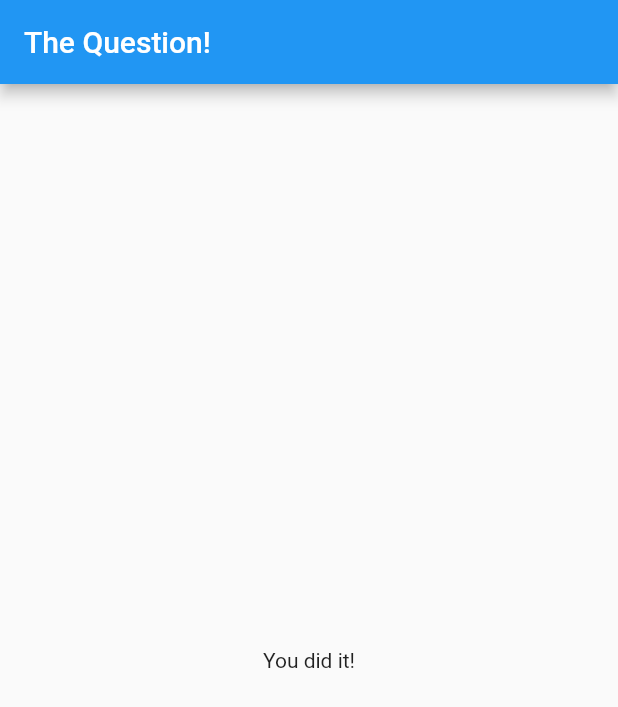
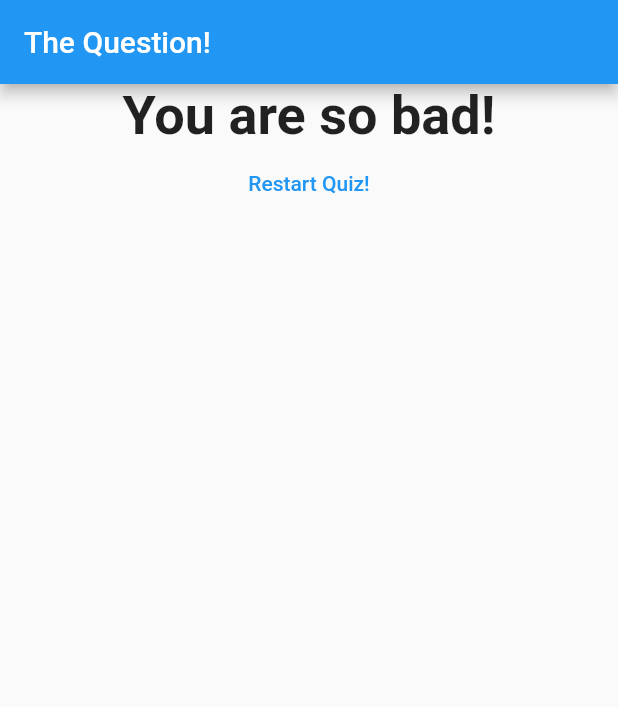
Before and after one commit to sinjikoro/flutter_complate_guide, a Flutter app: the screen it shows after launch, after a tap on "White", after a tap on "Dog", after a tap on "NipponHum", on a phone screen of 412 x 824 dp. Shown: the top 707 px of the screen. Run offline on Flutter 3.47's test engine with Material 2 defaults, Android fonts, the phone set to English and light mode, and no system bars.

Commit message:
55.Resetting the Quiz

```diff
--- a/lib/main.dart
+++ b/lib/main.dart
@@ -14,24 +14,50 @@ class _MyAppState extends State<MyApp> {
   final questions = const [
     {
       'questionText': 'Whar\'s your favorite color?',
-      'answers': ['White', 'Red', 'Blue', 'Green']
+      'answers': [
+        {'text': 'White', 'score': 10},
+        {'text': 'Red', 'score': 5},
+        {'text': 'Blue', 'score': 3},
+        {'text': 'Green', 'score': 1},
+      ]
     },
     {
       'questionText': 'Whar\'s your favorite animal?',
-      'answers': ['Cat', 'Dog', 'Fish', 'Lion']
+      'answers': [
+        {'text': 'Cat', 'score': 3},
+        {'text': 'Dog', 'score': 10},
+        {'text': 'Fish', 'score': 1},
+        {'text': 'Lion', 'score': 5},
+      ]
     },
     {
       'questionText': 'Whar\'s your favorite Team?',
-      'answers': ['Giants', 'Hanshin', 'NipponHum', 'BayStars']
+      'answers': [
+        {'text': 'Giants', 'score': 1},
+        {'text': 'Hanshin', 'score': 10},
+        {'text': 'NipponHum', 'score': 5},
+        {'text': 'BayStars', 'score': 3},
+      ]
     }
   ];
 
   var _questionIndex = 0;
-  void _answerQuestion() {
+  var _totalScore = 0;
+
+  void _answerQuestion(int score) {
+    _totalScore += score;
+
     setState(() {
       _questionIndex++;
     });
     print('Answer chosen!');
+  }
+
+  void _resetQuiz() {
+    setState(() {
+      _questionIndex = 0;
+      _totalScore = 0;
+    });
   }
 
   @override
@@ -45,7 +71,7 @@ class _MyAppState extends State<MyApp> {
               answerQuestion: _answerQuestion,
               questionIndex: _questionIndex,
             )
-          : Result(),
+          : Result(_totalScore, _resetQuiz),
     ));
   }
 }
--- a/lib/quiz.dart
+++ b/lib/quiz.dart
@@ -17,9 +17,10 @@ class Quiz extends StatelessWidget {
   Widget build(BuildContext context) {
     return Column(children: <Widget>[
       Question(questions[questionIndex]['questionText']),
-      ...(questions[questionIndex]['answers'] as List<String>).map(((answer) {
-        return Answer(answerQuestion, answer);
-      }))
+      ...(questions[questionIndex]['answers'] as List<Map<String, Object>>)
+          .map(((answer) {
+        return Answer(() => answerQuestion(answer['score']), answer['text']);
+      })).toList()
     ]);
   }
 }
--- a/lib/result.dart
+++ b/lib/result.dart
@@ -1,10 +1,37 @@
 import 'package:flutter/material.dart';
 
 class Result extends StatelessWidget {
+  final int resultScore;
+  final Function resetHandler;
+
+  Result(this.resultScore, this.resetHandler);
+
+  String get resultPhrase {
+    String resultText;
+    if (resultScore <= 8) {
+      resultText = 'You are awesome and innocent!';
+    } else if (resultScore <= 12) {
+      resultText = 'Pretty likeable!';
+    } else if (resultScore <= 16) {
+      resultText = 'You are ... strange?';
+    } else {
+      resultText = 'You are so bad!';
+    }
+    return resultText;
+  }
+
   @override
   Widget build(BuildContext context) {
-    return Container(
-      child: Center(child: Text('You did it!')),
-    );
+    return Center(
+        child: Column(
+      children: [
+        Text(
+          resultPhrase,
+          style: TextStyle(fontSize: 36, fontWeight: FontWeight.bold),
+          textAlign: TextAlign.center,
+        ),
+        TextButton(onPressed: resetHandler, child: Text('Restart Quiz!'))
+      ],
+    ));
   }
 }
```
